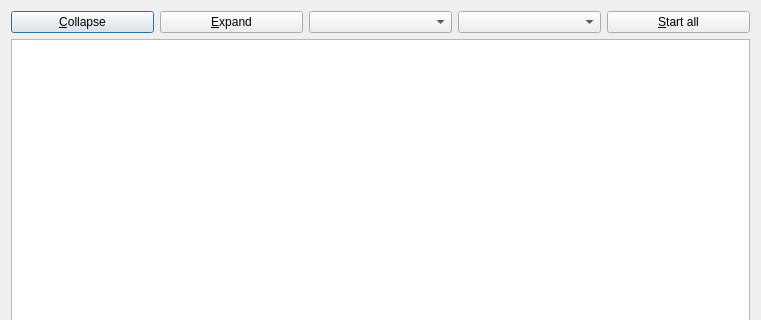
First picture: the form in rqt_launch/resource/launch_widget.ui, repository smd-ros-rpm-release/rqt_common_plugins-release, before the edit; both pictures show x 0 to 761 and y 0 to 320 of the 761 by 484 pixel window.
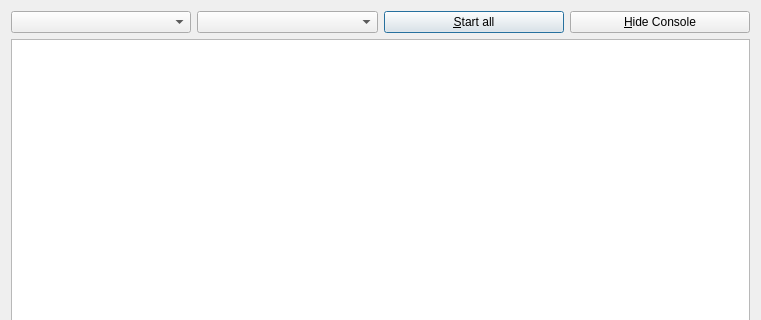
Second picture: the form after the edit.

What changed in the file:
```diff
--- a/rqt_launch/resource/launch_widget.ui
+++ b/rqt_launch/resource/launch_widget.ui
@@ -22,20 +22,6 @@
   <layout class="QVBoxLayout" name="_vlayout">
    <item>
     <layout class="QHBoxLayout" name="horizontalLayout">
-     <item>
-      <widget class="QPushButton" name="_pushbutton_collapse">
-       <property name="text">
-        <string>&amp;Collapse</string>
-       </property>
-      </widget>
-     </item>
-     <item>
-      <widget class="QPushButton" name="_pushbutton_expand">
-       <property name="text">
-        <string>&amp;Expand</string>
-       </property>
-      </widget>
-     </item>
      <item>
       <widget class="QComboBox" name="_combobox_pkg"/>
      </item>
@@ -49,6 +35,13 @@
        </property>
       </widget>
      </item>
+     <item>
+      <widget class="QPushButton" name="_pushbutton_show_hide_console">
+       <property name="text">
+        <string>&amp;Hide Console</string>
+       </property>
+      </widget>
+     </item>
     </layout>
    </item>
    <item>
```
